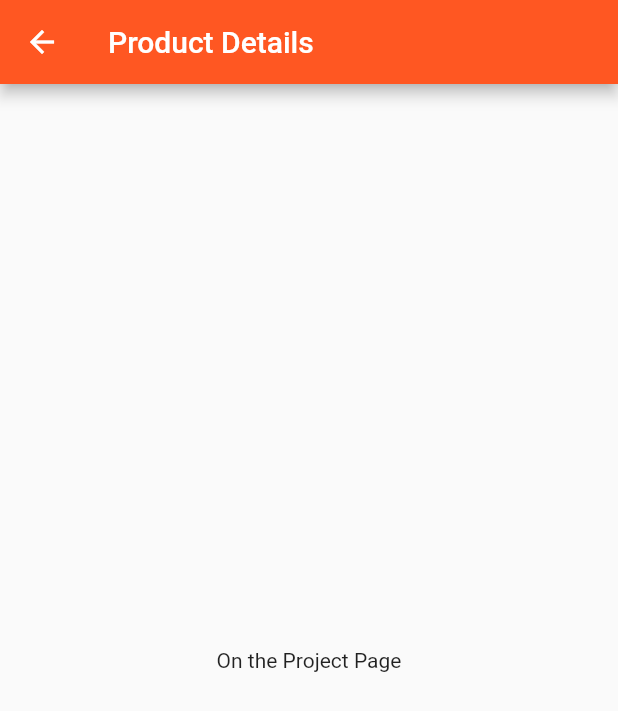
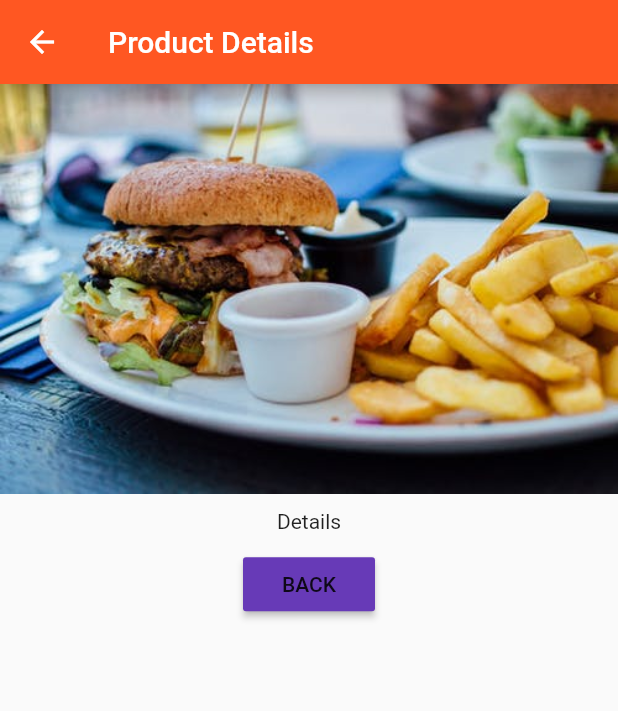
Before and after one commit to iamsss/Learning-Flutter-2, a Flutter app: the ProductPage screen opened directly, on a phone screen of 412 x 824 dp. Shown: the top 711 px of the screen. Run offline on Flutter 3.47's test engine with Material 2 defaults, Android fonts, the phone set to English and light mode, and no system bars.

Commit message:
little Design the product page

```diff
--- a/lib/pages/product.dart
+++ b/lib/pages/product.dart
@@ -8,8 +8,17 @@ class ProductPage extends StatelessWidget {
       appBar: AppBar(
         title: Text('Product Details'),
       ),
-      body: Center(
-        child: Text('On the Project Page'),
+      body:  Column(
+        crossAxisAlignment: CrossAxisAlignment.center,
+        children: <Widget>[
+          Image.asset('assets/food.jpeg'),
+          Container(padding: EdgeInsets.all(10.0),child: Text('Details'),),
+          RaisedButton(
+            color: Theme.of(context).accentColor,
+            child: Text('BACK'),
+          onPressed: () => Navigator.pop(context),
+          )
+        ]
       ),
     );
   }
```
